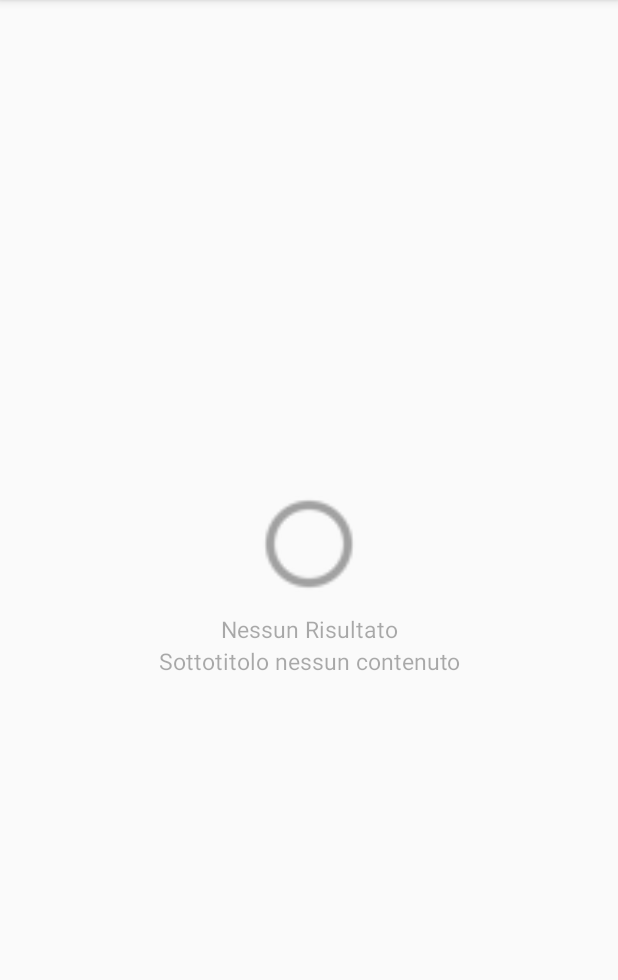
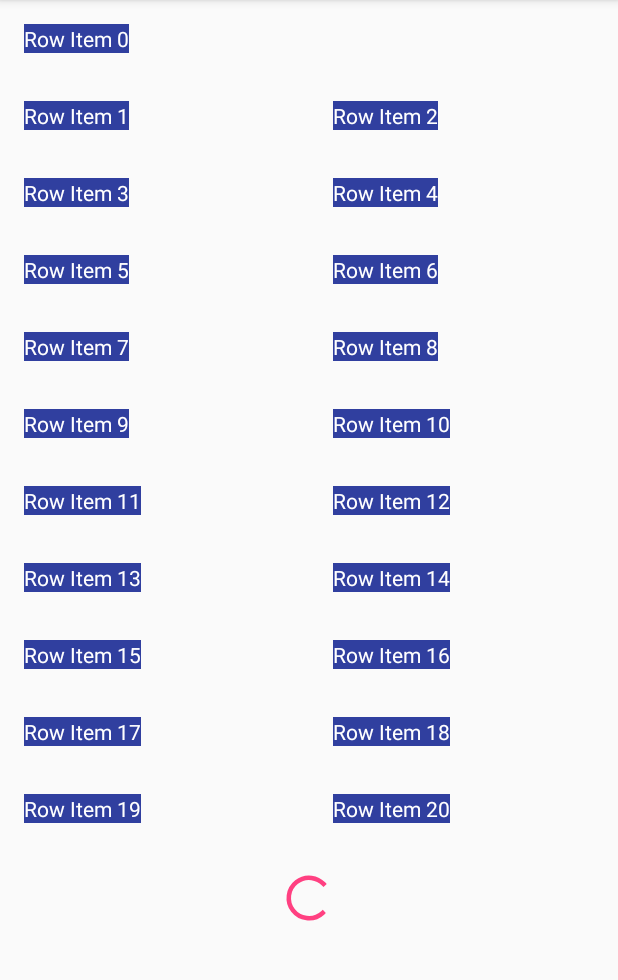
Before and after one commit to WINKgroup/winkit-android-ui, an Android app: the first screen one second after launch (MainActivity), on a phone screen of 412 x 824 dp, the part 84-1064 px from its top. Run offline under Robolectric (Android 15) with nearby library versions, the phone set to English and light mode, and no system bars.

Commit message:
load more

```diff
--- a/app/src/main/java/winkit/android/ui/example/MainActivity.kt
+++ b/app/src/main/java/winkit/android/ui/example/MainActivity.kt
@@ -22,7 +22,11 @@ class MainActivity : AppCompatActivity() {
         super.onCreate(savedInstanceState)
         setContentView(R.layout.activity_main)
 
-        paginatedRecycler.layoutManager = GridLayoutManager(this, 2)
+        val manager = GridLayoutManager(this, 2, GridLayoutManager.VERTICAL, false)
+        manager.spanSizeLookup = object : GridLayoutManager.SpanSizeLookup() {
+            override fun getSpanSize(position: Int): Int = if (position == 0) 2 else 1
+        }
+        paginatedRecycler.layoutManager = manager
 
         paginatedRecycler.adapter = adapter
         paginatedRecycler.emptyTitle = "Nessun Risultato"
@@ -32,16 +36,16 @@ class MainActivity : AppCompatActivity() {
 
         paginatedRecycler.getPageListener = getPage@{ index: Int ->
             getRandomData(index) { data ->
-
                 paginatedRecycler.refreshing = false
                 if (data != null) {
                     adapter.append(data)
+                    paginatedRecycler.haveMore = adapter.getRowsCount() <= 60
+
                     adapter.notifyDataSetChanged()
                 } else {
                     adapter.showError("Errore di connessione")
                 }
             }
-            return@getPage false
         }
 
     }
@@ -68,12 +72,12 @@ class MainActivity : AppCompatActivity() {
 
     private fun getRandomData (index: Int, call: (data: List<String>?) -> Unit){
         Handler().postDelayed({
-            if(Math.random() > 0.8) {
+            if(Math.random() > 0.99) {
                 call(null)
             } else {
                 val result = ArrayList<String>()
-                if (Math.random() < 0.8) {
-                    for (i in 0..29) {
+                if (Math.random() < 0.99) {
+                    for (i in 0..20) {
                         val id = i + index
                         result.add("Row Item $id")
                     }
--- a/app/src/main/res/layout/row.xml
+++ b/app/src/main/res/layout/row.xml
@@ -1,11 +1,13 @@
 <?xml version="1.0" encoding="utf-8"?>
 <LinearLayout
-    xmlns:android="http://schemas.android.com/apk/res/android" android:layout_width="match_parent"
+    xmlns:android="http://schemas.android.com/apk/res/android" android:layout_width="wrap_content"
     android:layout_height="wrap_content"
     android:padding="16dp">
 
     <TextView
+        android:background="@color/colorPrimaryDark"
         android:id="@+id/row_text"
+        android:textColor="@android:color/white"
         android:layout_width="wrap_content"
         android:layout_height="wrap_content" />
 
--- a/ui/src/main/java/winkit/android/ui/PaginatedRecyclerView.kt
+++ b/ui/src/main/java/winkit/android/ui/PaginatedRecyclerView.kt
@@ -7,13 +7,16 @@ import android.support.v4.widget.SwipeRefreshLayout
 import android.support.v7.widget.LinearLayoutManager
 import android.support.v7.widget.RecyclerView
 import android.util.AttributeSet
-import android.util.Log
 import android.view.LayoutInflater
 import android.view.View
 import android.view.ViewGroup
 import android.widget.FrameLayout
 import android.widget.ImageView
 import android.widget.TextView
+import android.support.v7.widget.GridLayoutManager
+import android.support.v7.widget.StaggeredGridLayoutManager
+import android.util.Log
+
 
 class PaginatedRecyclerView
     @JvmOverloads constructor( context: Context, attrs: AttributeSet? = null, defStyleAttr: Int = 0)
@@ -51,6 +54,17 @@ class PaginatedRecyclerView
     private val recyclerView: RecyclerView
     private val swipeRefresh: SwipeRefreshLayout
 
+    private var visibleItemCount: Int = 0
+    private var totalItemCount: Int = 0
+    private var pastVisiblesItems: Int = 0
+    var haveMore: Boolean = true
+        set(value) {
+            if( field == value) return
+            field = value
+            if(!field) adapter?.notifyItemRemoved(adapter!!.itemCount)
+            else adapter?.notifyItemInserted(adapter!!.itemCount)
+        }
+
     var adapter: Adapter<*>?
         set(value) {
             value?.view = this
@@ -69,12 +83,12 @@ class PaginatedRecyclerView
         set(value) {
             if(value != field) {
                 field = value
-                recyclerView.layoutManager = value
+                recyclerView.layoutManager = value?.let { configureLoadMoreSpan(it) }
             }
         }
 
 
-    var getPageListener: ((index: Int) -> Boolean?)? = null
+    var getPageListener: ((index: Int) -> Unit)? = null
 
     init {
         val root = LayoutInflater.from(context).inflate(R.layout.view_paginated_recycler, this)
@@ -83,14 +97,52 @@ class PaginatedRecyclerView
 
         swipeRefresh.setOnRefreshListener {
             adapter?.clean()
-            getPageListener?.invoke(0) ?: false
+            getPageListener?.invoke(0)
         }
+
+        recyclerView.addOnScrollListener(object : RecyclerView.OnScrollListener() {
+            override fun onScrolled(recyclerView: RecyclerView, dx: Int, dy: Int) {
+                if (dy < 0) return
+                visibleItemCount = layoutManager?.childCount ?:0
+                totalItemCount = layoutManager?.itemCount ?:0
+
+                if (layoutManager is StaggeredGridLayoutManager) {
+                    val firstVisibleItems = (layoutManager as StaggeredGridLayoutManager).findFirstVisibleItemPositions(null)
+                    if (firstVisibleItems != null && firstVisibleItems.isNotEmpty())
+                        pastVisiblesItems = firstVisibleItems[0]
+
+                } else if (layoutManager is GridLayoutManager) {
+                    val firstVisible = (layoutManager as GridLayoutManager).findFirstVisibleItemPosition()
+                    if (firstVisible != RecyclerView.NO_POSITION)
+                        pastVisiblesItems = firstVisible
+                } else if (layoutManager is LinearLayoutManager) {
+                    val firstVisible = (layoutManager as LinearLayoutManager).findFirstVisibleItemPosition()
+                    if (firstVisible != RecyclerView.NO_POSITION)
+                        pastVisiblesItems = firstVisible
+                }
+
+                if (haveMore && visibleItemCount + pastVisiblesItems >= totalItemCount) {
+
+                    Log.d("SCROLL_INFINITY", "load page")
+                    if (!swipeRefresh.isRefreshing)
+                        getPageListener?.invoke(adapter?.getRowsCount()?:0)
+                }
+            }
+        })
     }
 
     abstract class Adapter<VH: RecyclerView.ViewHolder> (
             @LayoutRes val emptyLayout: Int = R.layout.view_paginated_recycler_empty,
             @LayoutRes val errorLayout: Int = R.layout.view_paginated_recycler_error
     ): RecyclerView.Adapter<RecyclerView.ViewHolder>() {
+
+
+        companion object {
+            private val TYPE_EMPTY: Int = -1
+            private val TYPE_ERROR: Int = -2
+            internal val TYPE_LOAD_MORE: Int = -3
+        }
+
 
         internal var view: PaginatedRecyclerView? = null
             set(value) {
@@ -104,9 +156,6 @@ class PaginatedRecyclerView
                 })
             }
 
-        private val TYPE_EMPTY: Int = -1
-        private val TYPE_ERROR: Int = -2
-
         private var showingError: Boolean = false
         private var errorMessage: String? = null
 
@@ -117,7 +166,7 @@ class PaginatedRecyclerView
             notifyDataSetChanged()
         }
 
-        final override fun getItemCount(): Int = Math.max(1, getRowsCount())
+        final override fun getItemCount(): Int = getRowsCount() + if(view?.haveMore == true) 1 else 0
 
         final override fun getItemViewType(position: Int): Int {
             val rowsCount = getRowsCount()
@@ -128,26 +177,23 @@ class PaginatedRecyclerView
                 return type
             }
             view?.internalLayoutManager = view?.layoutManager
-            return getRowViewType(position)
+            return if(position == rowsCount) TYPE_LOAD_MORE else getRowViewType(position)
         }
 
         final override fun onCreateViewHolder(parent: ViewGroup, p1: Int): RecyclerView.ViewHolder =
             when(p1) {
                 TYPE_EMPTY -> EmptyViewHolder(parent, emptyLayout)
                 TYPE_ERROR -> ErrorViewHolder(parent, errorLayout)
+                TYPE_LOAD_MORE -> LoadMoreViewHolder(parent)
                 else -> onCreateRowViewHolder(parent, p1)
             }
 
         @Suppress("UNCHECKED_CAST")
         override fun onBindViewHolder(holder: RecyclerView.ViewHolder, position: Int) {
             when (holder) {
-                is EmptyViewHolder -> {
-                    bindEmptyView(view?.emptyTitle, view?.emptySubtitle, view?.emptyIcon?:0, holder.itemView)
-
-                }
-                is ErrorViewHolder -> {
-                    bindErrorView(errorMessage, view?.errorIcon?:0, holder.itemView)
-                }
+                is EmptyViewHolder -> bindEmptyView(view?.emptyTitle, view?.emptySubtitle, view?.emptyIcon?:0, holder.itemView)
+                is ErrorViewHolder -> bindErrorView(errorMessage, view?.errorIcon?:0, holder.itemView)
+                is LoadMoreViewHolder -> view?.layoutManager?.let { holder.configOrientation(it) }
                 else -> {
                     if(holder as? VH != null) {
                         onBindRowViewHolder(holder, position)
@@ -206,8 +252,43 @@ class PaginatedRecyclerView
         abstract fun onCreateRowViewHolder (parent: ViewGroup, type: Int): VH
         abstract fun onBindRowViewHolder (holder: VH, position: Int)
 
-        private class EmptyViewHolder(parent: ViewGroup, layout: Int): RecyclerView.ViewHolder(LayoutInflater.from(parent.context).inflate(layout, parent, false))
-        private class ErrorViewHolder(parent: ViewGroup, layout: Int): RecyclerView.ViewHolder(LayoutInflater.from(parent.context).inflate(layout, parent, false))
+        private open class InternalHolder(parent: ViewGroup, layout: Int): RecyclerView.ViewHolder(LayoutInflater.from(parent.context).inflate(layout, parent, false))
 
+        private class EmptyViewHolder(parent: ViewGroup, layout: Int): InternalHolder(parent, layout)
+        private class ErrorViewHolder(parent: ViewGroup, layout: Int): InternalHolder(parent, layout)
+        private class LoadMoreViewHolder(parent: ViewGroup): InternalHolder(parent, R.layout.view_paginated_loadmore) {
+            val contaier: View
+            init {
+                val layoutParams = itemView.layoutParams as? StaggeredGridLayoutManager.LayoutParams
+                layoutParams?.isFullSpan = true
+                contaier = itemView.findViewById<ViewGroup>(R.id.loadmore_container)
+            }
+
+            fun configOrientation (layoutManager: RecyclerView.LayoutManager) {
+                fun configOrientation (isHorizontal: Boolean){
+                    contaier.layoutParams.height = if(!isHorizontal) ViewGroup.LayoutParams.WRAP_CONTENT else ViewGroup.LayoutParams.MATCH_PARENT
+                    contaier.layoutParams.width = if(isHorizontal) ViewGroup.LayoutParams.WRAP_CONTENT else ViewGroup.LayoutParams.MATCH_PARENT
+                }
+
+                when (layoutManager) {
+                    is GridLayoutManager -> configOrientation(layoutManager.orientation == GridLayoutManager.HORIZONTAL )
+                    is StaggeredGridLayoutManager -> configOrientation(layoutManager.orientation == StaggeredGridLayoutManager.HORIZONTAL )
+                    is LinearLayoutManager -> configOrientation(layoutManager.orientation == LinearLayoutManager.HORIZONTAL )
+                }
+            }
+        }
+    }
+
+    private fun configureLoadMoreSpan (manager: RecyclerView.LayoutManager): RecyclerView.LayoutManager {
+        if(manager is GridLayoutManager) {
+            val old = manager.spanSizeLookup
+            manager.spanSizeLookup = object : GridLayoutManager.SpanSizeLookup() {
+                override fun getSpanSize(position: Int): Int {
+                    return if (adapter?.getItemViewType(position) == Adapter.TYPE_LOAD_MORE)
+                        manager.spanCount else old?.getSpanSize(position)?:1
+                }
+            }
+        }
+        return manager
     }
 }
--- /dev/null
+++ b/ui/src/main/res/layout/view_paginated_loadmore.xml
@@ -0,0 +1,13 @@
+<?xml version="1.0" encoding="utf-8"?>
+<LinearLayout xmlns:android="http://schemas.android.com/apk/res/android"
+    android:orientation="vertical" android:layout_width="wrap_content"
+    android:padding="16dp"
+    android:gravity="center"
+    android:id="@+id/loadmore_container"
+    android:layout_gravity="center"
+    android:layout_height="wrap_content">
+    <ProgressBar
+        android:visibility="visible"
+        android:layout_width="36dp"
+        android:layout_height="36dp" />
+</LinearLayout>
--- a/ui/src/main/res/layout/view_paginated_recycler_empty.xml
+++ b/ui/src/main/res/layout/view_paginated_recycler_empty.xml
@@ -9,10 +9,13 @@
     <ImageView
         android:id="@+id/empty_icon"
         android:layout_width="92dp"
-        android:layout_height="92dp" />
+        android:layout_height="92dp"
+        android:layout_marginBottom="16dp" />
     <TextView
         android:id="@+id/empty_title"
         android:gravity="center"
+        android:textStyle="bold"
+        android:layout_marginBottom="16dp"
         android:layout_width="match_parent"
         android:layout_height="wrap_content"
         android:textSize="15sp" />
--- a/ui/src/main/res/layout/view_paginated_recycler_error.xml
+++ b/ui/src/main/res/layout/view_paginated_recycler_error.xml
@@ -8,7 +8,8 @@
     <ImageView
         android:id="@+id/error_icon"
         android:layout_width="92dp"
-        android:layout_height="92dp" />
+        android:layout_height="92dp"
+        android:layout_marginBottom="16dp" />
     <TextView
         android:id="@+id/error_title"
         android:layout_width="wrap_content"
```
